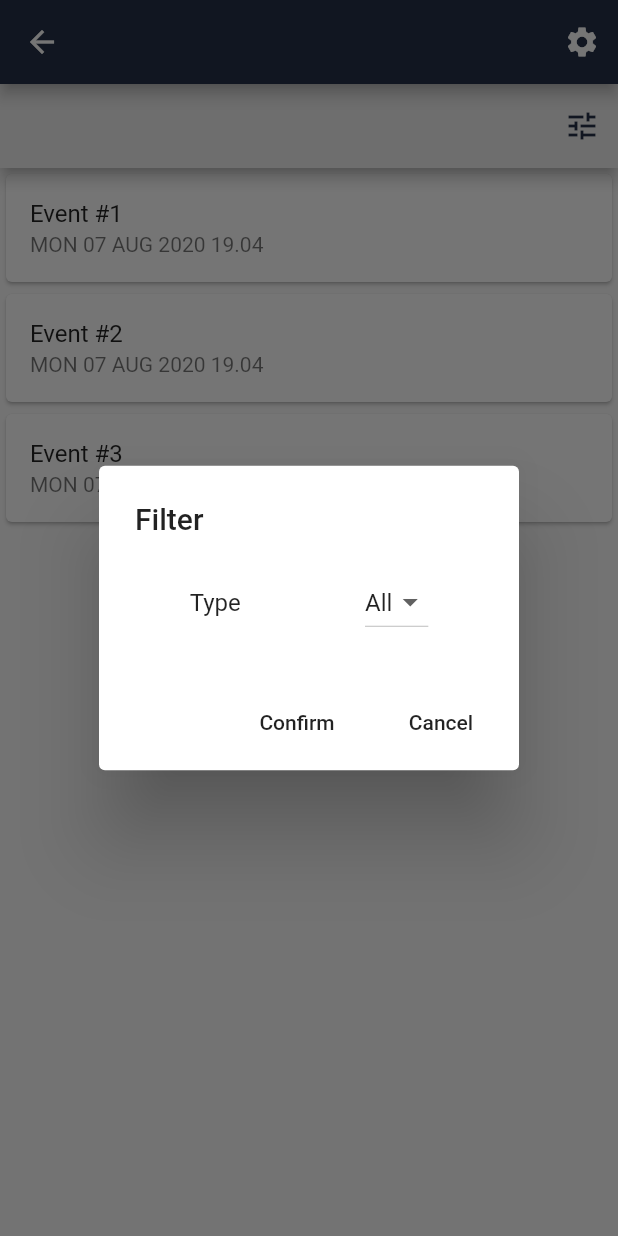
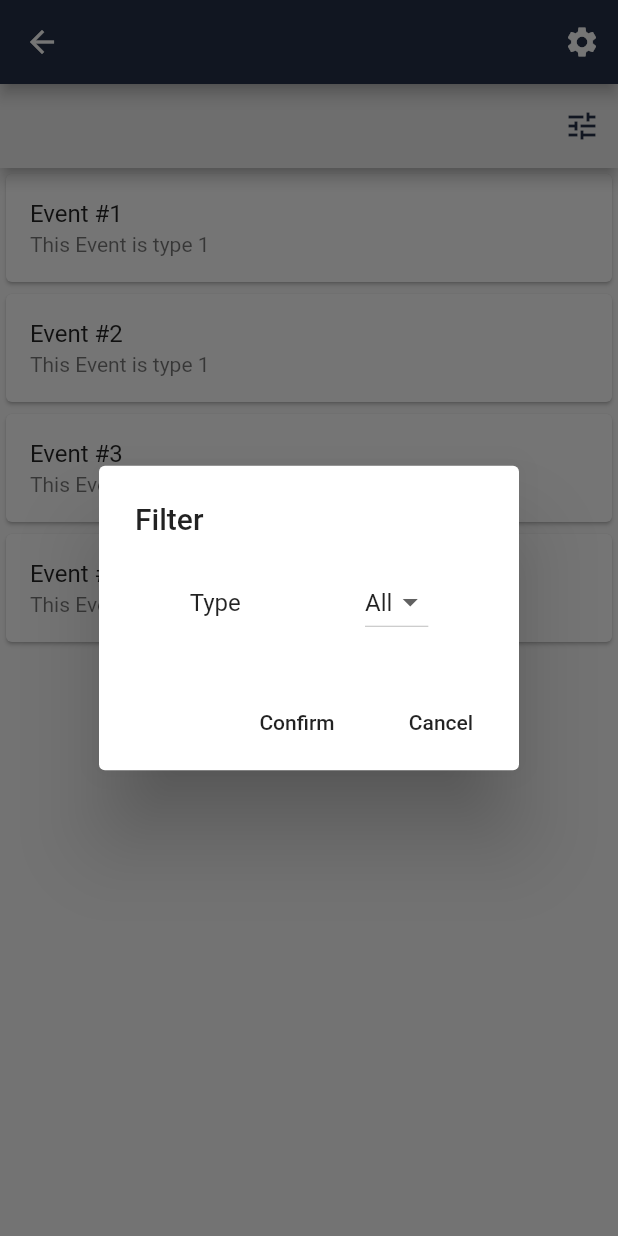
Before and after one commit to pingmpz/police_app, a Flutter app: the MyEventListPage screen opened directly, after a tap on the "tune" icon, on a phone screen of 412 x 824 dp. Run offline on Flutter 3.47's test engine with Material 2 defaults, Android fonts, the phone set to English and light mode, and no system bars.

Commit message:
Filter Work Perfect ! ~ Problem ~ EventList Page - If filter has more than 1 row, it will become too much bigger size. ~ More Work To Do ~ - MAP SECTION !!! - Event Page (w/ Video) !! - Setting Page

```diff
--- a/lib/eventlistpage.dart
+++ b/lib/eventlistpage.dart
@@ -14,49 +14,50 @@ class _MyEventListPageState extends State<MyEventListPage> {
   Color icon2Color = Color(0xFF263147);
 
   // !- Filter Values
+  List<String> typeValueList = ['All', '1', '2'];
   String typeValue = 'All';
-  String currentTypeValue = 'All';
+  String typeValueTemp = 'All';
 
-  // !- Test Data
+  // !- For Data
   List<Event> eventList = new List();
-  List<Widget> cards = new List();
+  List<Event> eventListTemp = new List();
 
   @override
   void initState() {
-    testData(); // !- For Test Only
-    setEventList();
+    prepareData(); // !- For Test Only
     super.initState();
   }
 
-  // !- Test Data
-  void testData() {
-    eventList.add(new Event(1, 'Event #1', 'MON 07 AUG 2020 19.04', 1));
-    eventList.add(new Event(2, 'Event #2', 'MON 07 AUG 2020 19.04', 1));
-    eventList.add(new Event(3, 'Event #3', 'MON 07 AUG 2020 19.04', 2));
+  void prepareData() {
+    // !- Test Data
+    eventList.add(new Event(1, 'Event #1', 'This Event is type 1', 1));
+    eventList.add(new Event(2, 'Event #2', 'This Event is type 1', 1));
+    eventList.add(new Event(3, 'Event #3', 'This Event is type 2', 2));
+    eventList.add(new Event(3, 'Event #4', 'This Event is type 3', 3));
+
+    eventListTemp = List.from(eventList);
   }
 
   void setEventList() {
-    cards.clear();
-    for (int i = 0; i < eventList.length; i++) {
-      cards.add(
-        Card(
-          child: ListTile(
-              title: Text(eventList[i].title),
-              subtitle: Text(eventList[i].subtitle),
-              onTap: () {
-                // !- F
-              }),
-        ),
-      );
-    }
+    setState(() {
+      eventList = List.from(eventListTemp);
+      if (typeValue != typeValueList[0]) {
+        for (int i = 0; i < eventList.length; i++) {
+          if (eventList[i].type.toString() != typeValue) {
+            eventList.removeAt(i);
+            i--;
+          }
+        }
+      }
+    });
   }
 
-  // For Filter Only
+  // !- For Filter Only
   Widget _buildSpace() {
     return SizedBox(width: 10, height: 10);
   }
 
-  List<Widget> mapDropdownButtonList(List<String> list){
+  List<Widget> mapDropdownButtonList(List<String> list) {
     return list.map<DropdownMenuItem<String>>((String value) {
       return DropdownMenuItem<String>(
         value: value,
@@ -65,16 +66,15 @@ class _MyEventListPageState extends State<MyEventListPage> {
     }).toList();
   }
 
-  void setFilterValues(bool reverse){
-    if(!reverse){
-      currentTypeValue = typeValue;
+  void setFilterValues(bool isCancel) {
+    if (!isCancel) {
+      typeValueTemp = typeValue;
     } else {
-      typeValue = currentTypeValue;
+      typeValue = typeValueTemp;
     }
   }
 
   createFilterBox(BuildContext context) async {
-    setFilterValues(false);
     return await showDialog<void>(
         context: context,
         builder: (context) {
@@ -89,7 +89,7 @@ class _MyEventListPageState extends State<MyEventListPage> {
                     _buildSpace(),
                     DropdownButton<String>(
                       value: typeValue,
-                      items: mapDropdownButtonList(['All', '1', '2']),
+                      items: mapDropdownButtonList(typeValueList),
                       onChanged: (String value) {
                         setState(() {
                           typeValue = value;
@@ -103,17 +103,18 @@ class _MyEventListPageState extends State<MyEventListPage> {
             actions: <Widget>[
               FlatButton(
                 child: const Text('Confirm'),
-                onPressed: (){
+                onPressed: () {
+                  setFilterValues(false);
+                  setEventList();
                   Navigator.pop(context);
-                  print(typeValue);
                 },
               ),
               FlatButton(
                 child: const Text('Cancel'),
                 onPressed: () {
                   setFilterValues(true);
+                  setEventList();
                   Navigator.pop(context);
-                  print(typeValue);
                 },
               ),
             ],
@@ -151,9 +152,18 @@ class _MyEventListPageState extends State<MyEventListPage> {
           ],
         ),
         body: Center(
-          child: ListView(
-            children: cards,
-          ),
+          child: ListView.builder(
+              itemCount: eventList.length,
+              itemBuilder: (BuildContext context, int i) {
+                return Card(
+                  child: ListTile(
+                      title: Text(eventList[i].title),
+                      subtitle: Text(eventList[i].subtitle),
+                      onTap: () {
+                        // !- F
+                      }),
+                );
+              }),
         ),
       ),
     );
```
